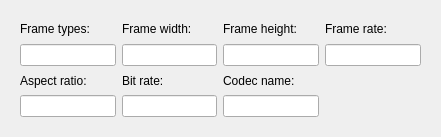
Old version of the form codec-preview/videoinfowidget.ui in the repository pszopinski/codec-preview.
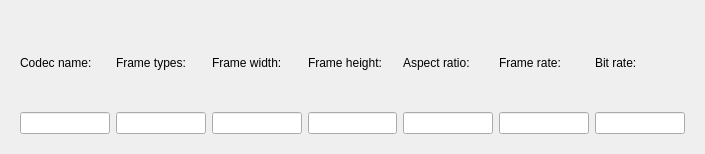
New version of the form.

Commit message: Maximise the other window (4 players)

```diff
--- a/codec-preview/videoinfowidget.ui
+++ b/codec-preview/videoinfowidget.ui
@@ -6,8 +6,8 @@
    <rect>
     <x>0</x>
     <y>0</y>
-    <width>441</width>
-    <height>137</height>
+    <width>705</width>
+    <height>154</height>
    </rect>
   </property>
   <property name="windowTitle">
@@ -18,6 +18,20 @@
     <widget class="QWidget" name="widget_2" native="true">
      <layout class="QGridLayout" name="gridLayout">
       <item row="0" column="0">
+       <layout class="QVBoxLayout" name="verticalLayout_12" stretch="0,0">
+        <item>
+         <widget class="QLabel" name="label_6">
+          <property name="text">
+           <string>Codec name:</string>
+          </property>
+         </widget>
+        </item>
+        <item>
+         <widget class="QLineEdit" name="codecName"/>
+        </item>
+       </layout>
+      </item>
+      <item row="0" column="1">
        <layout class="QVBoxLayout" name="verticalLayout_4" stretch="0,0">
         <item>
          <widget class="QLabel" name="label">
@@ -31,7 +45,7 @@
         </item>
        </layout>
       </item>
-      <item row="0" column="1">
+      <item row="0" column="2">
        <layout class="QVBoxLayout" name="verticalLayout_8">
         <item>
          <widget class="QLabel" name="label_2">
@@ -45,7 +59,7 @@
         </item>
        </layout>
       </item>
-      <item row="0" column="2">
+      <item row="0" column="3">
        <layout class="QVBoxLayout" name="verticalLayout_9">
         <item>
          <widget class="QLabel" name="label_3">
@@ -59,21 +73,7 @@
         </item>
        </layout>
       </item>
-      <item row="0" column="3">
-       <layout class="QVBoxLayout" name="verticalLayout_13">
-        <item>
-         <widget class="QLabel" name="label_7">
-          <property name="text">
-           <string>Frame rate:</string>
-          </property>
-         </widget>
-        </item>
-        <item>
-         <widget class="QLineEdit" name="frameRate"/>
-        </item>
-       </layout>
-      </item>
-      <item row="1" column="0">
+      <item row="0" column="4">
        <layout class="QVBoxLayout" name="verticalLayout_10" stretch="0,0">
         <item>
          <widget class="QLabel" name="label_4">
@@ -87,7 +87,21 @@
         </item>
        </layout>
       </item>
-      <item row="1" column="1">
+      <item row="0" column="6">
+       <layout class="QVBoxLayout" name="verticalLayout_13">
+        <item>
+         <widget class="QLabel" name="label_7">
+          <property name="text">
+           <string>Frame rate:</string>
+          </property>
+         </widget>
+        </item>
+        <item>
+         <widget class="QLineEdit" name="frameRate"/>
+        </item>
+       </layout>
+      </item>
+      <item row="0" column="7">
        <layout class="QVBoxLayout" name="verticalLayout_11" stretch="0,0">
         <item>
          <widget class="QLabel" name="label_5">
@@ -101,20 +115,6 @@
         </item>
        </layout>
       </item>
-      <item row="1" column="2">
-       <layout class="QVBoxLayout" name="verticalLayout_12" stretch="0,0">
-        <item>
-         <widget class="QLabel" name="label_6">
-          <property name="text">
-           <string>Codec name:</string>
-          </property>
-         </widget>
-        </item>
-        <item>
-         <widget class="QLineEdit" name="codecName"/>
-        </item>
-       </layout>
-      </item>
      </layout>
     </widget>
    </item>
```
The commit also changes 2 other files.
